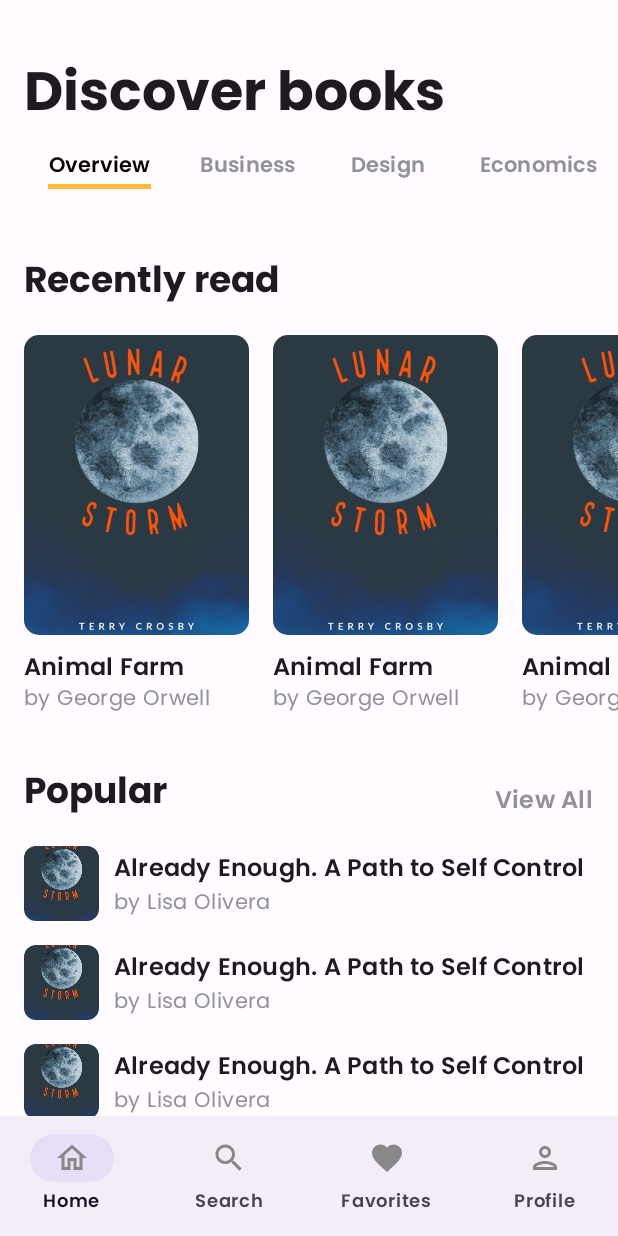
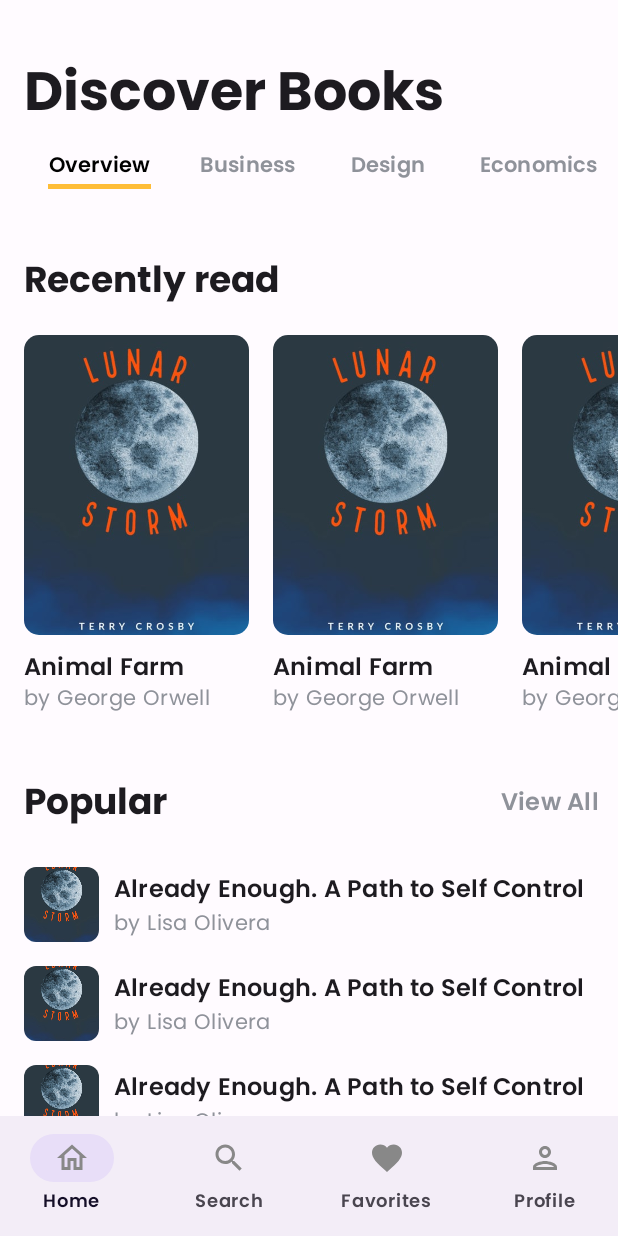
Before and after one commit to waseemabbas8/libroom-android, an Android app built with Jetpack Compose: the screen it shows after launch (MainActivity), on a phone screen of 412 x 824 dp. Run offline under Robolectric (Android 15) with nearby library versions, the phone set to English and light mode, and no system bars.

Commit message:
refactor: make ScreenTitle compose able

```diff
--- /dev/null
+++ b/app/src/main/java/com/waseem/libroom/core/compose/Title.kt
@@ -0,0 +1,50 @@
+package com.waseem.libroom.core.compose
+
+import androidx.compose.foundation.layout.Arrangement
+import androidx.compose.foundation.layout.Row
+import androidx.compose.foundation.layout.fillMaxWidth
+import androidx.compose.foundation.layout.padding
+import androidx.compose.material3.MaterialTheme
+import androidx.compose.material3.Text
+import androidx.compose.material3.TextButton
+import androidx.compose.runtime.Composable
+import androidx.compose.ui.Alignment
+import androidx.compose.ui.Modifier
+import androidx.compose.ui.res.dimensionResource
+import androidx.compose.ui.unit.dp
+import com.waseem.libroom.R
+import com.waseem.libroom.core.ui.theme.LightColors
+
+@Composable
+fun ScreenTitle(
+    title: String
+) {
+    Text(
+        text = title, style = MaterialTheme.typography.displaySmall,
+        modifier = Modifier.padding(
+            horizontal = dimensionResource(id = (R.dimen.horizontal_screen_padding))
+        )
+    )
+}
+
+@Composable
+fun SectionTitle(
+    title: String,
+    onViewAllClick: () -> Unit
+) {
+    Row(
+        modifier = Modifier
+            .fillMaxWidth()
+            .padding(start = 16.dp),
+        horizontalArrangement = Arrangement.SpaceBetween,
+        verticalAlignment = Alignment.CenterVertically
+    ) {
+        Text(text = title, style = MaterialTheme.typography.headlineSmall)
+        TextButton(onClick = onViewAllClick) {
+            Text(
+                text = "View All",
+                style = MaterialTheme.typography.titleMedium.copy(color = LightColors.textGrey)
+            )
+        }
+    }
+}
--- a/app/src/main/java/com/waseem/libroom/core/ui/ComposePreview.kt
+++ b/app/src/main/java/com/waseem/libroom/core/ui/ComposePreview.kt
@@ -6,9 +6,7 @@ import androidx.compose.runtime.CompositionLocalProvider
 import com.waseem.libroom.core.ui.theme.LIBroomTheme
 import com.waseem.libroom.core.ui.theme.LightColors
 
-/**
- * @author Ryan Simon
- **/
+
 @Composable
 internal fun ThemedPreview(
     darkTheme: Boolean = false,
--- a/app/src/main/java/com/waseem/libroom/core/ui/UiMode.kt
+++ b/app/src/main/java/com/waseem/libroom/core/ui/UiMode.kt
@@ -2,9 +2,7 @@ package com.waseem.libroom.core.ui
 
 import androidx.compose.runtime.compositionLocalOf
 
-/**
- * @author Ryan Simon
- **/
+
 val LocalUiMode = compositionLocalOf<UiMode> { error("No UiMode found!") }
 
 sealed class UiMode {
--- a/app/src/main/java/com/waseem/libroom/feature/home/presentation/HomeScreen.kt
+++ b/app/src/main/java/com/waseem/libroom/feature/home/presentation/HomeScreen.kt
@@ -15,8 +15,12 @@ import androidx.compose.runtime.Composable
 import androidx.compose.runtime.mutableIntStateOf
 import androidx.compose.runtime.remember
 import androidx.compose.ui.Modifier
+import androidx.compose.ui.res.dimensionResource
+import androidx.compose.ui.res.stringResource
 import androidx.compose.ui.tooling.preview.Preview
 import androidx.compose.ui.unit.dp
+import com.waseem.libroom.R
+import com.waseem.libroom.core.compose.ScreenTitle
 import com.waseem.libroom.core.compose.SizzleTab
 import com.waseem.libroom.core.compose.TabIndicator
 import com.waseem.libroom.core.ui.ThemedPreview
@@ -30,11 +34,8 @@ fun HomeScreen() {
                 .verticalScroll(rememberScrollState())
                 .padding(it)
         ) {
-            Spacer(modifier = Modifier.height(35.dp))
-            Text(
-                text = "Discover books", style = MaterialTheme.typography.displaySmall,
-                modifier = Modifier.padding(horizontal = 16.dp)
-            )
+            Spacer(modifier = Modifier.height(dimensionResource(id = R.dimen.vertical_screen_margin)))
+            ScreenTitle(title = stringResource(id = R.string.discover_books))
             HomeTabs()
         }
     }
--- a/app/src/main/java/com/waseem/libroom/feature/home/presentation/OverViewPage.kt
+++ b/app/src/main/java/com/waseem/libroom/feature/home/presentation/OverViewPage.kt
@@ -6,7 +6,6 @@ import androidx.compose.foundation.layout.Column
 import androidx.compose.foundation.layout.PaddingValues
 import androidx.compose.foundation.layout.Row
 import androidx.compose.foundation.layout.Spacer
-import androidx.compose.foundation.layout.fillMaxWidth
 import androidx.compose.foundation.layout.height
 import androidx.compose.foundation.layout.padding
 import androidx.compose.foundation.layout.size
@@ -22,9 +21,9 @@ import androidx.compose.ui.Modifier
 import androidx.compose.ui.draw.clip
 import androidx.compose.ui.layout.ContentScale
 import androidx.compose.ui.res.painterResource
-import androidx.compose.ui.text.font.FontWeight
 import androidx.compose.ui.unit.dp
 import com.waseem.libroom.R
+import com.waseem.libroom.core.compose.SectionTitle
 import com.waseem.libroom.core.ui.theme.LightColors
 
 
@@ -71,15 +70,8 @@ private fun RecentReads() {
 
 @Composable
 private fun Popular() {
-    Row(
-        modifier = Modifier
-            .fillMaxWidth()
-            .padding(horizontal = 16.dp),
-        horizontalArrangement = Arrangement.SpaceBetween,
-        verticalAlignment = Alignment.Bottom
-    ) {
-        Text(text = "Popular", style = MaterialTheme.typography.headlineSmall)
-        Text(text = "View All", style = MaterialTheme.typography.titleMedium.copy(color = LightColors.textGrey))
+    SectionTitle(title = "Popular") {
+
     }
     Spacer(modifier = Modifier.height(20.dp))
     LazyColumn(
--- /dev/null
+++ b/app/src/main/res/values/dimens.xml
@@ -0,0 +1,5 @@
+<?xml version="1.0" encoding="utf-8"?>
+<resources>
+    <dimen name="horizontal_screen_padding">16dp</dimen>
+    <dimen name="vertical_screen_margin">35dp</dimen>
+</resources>
--- a/app/src/main/res/values/strings.xml
+++ b/app/src/main/res/values/strings.xml
@@ -7,4 +7,6 @@
     <string name="favorites">Favorites</string>
     <string name="profile">Profile</string>
     <string name="arrow_back">Arrow Back</string>
+
+    <string name="discover_books">Discover Books</string>
 </resources>
```
